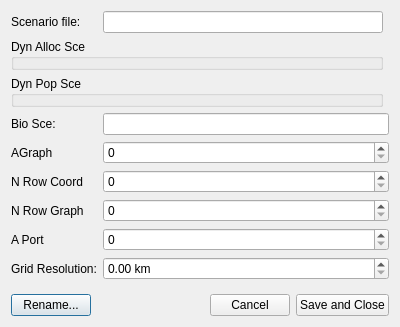
This is qtgui/scenariodialog.ui in frabas/DISPLACE_GUI as Qt 5 draws it before an edit. The edited form follows.
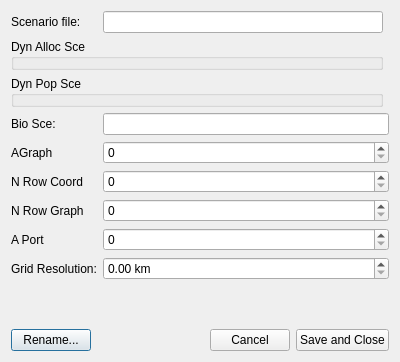
This is the edited form.

Diff of the .ui file:
```diff
--- a/qtgui/scenariodialog.ui
+++ b/qtgui/scenariodialog.ui
@@ -7,7 +7,7 @@
     <x>0</x>
     <y>0</y>
     <width>400</width>
-    <height>327</height>
+    <height>362</height>
    </rect>
   </property>
   <property name="windowTitle">
```
Left out of the diff: 20 changed lines with no effect on the pictures.
